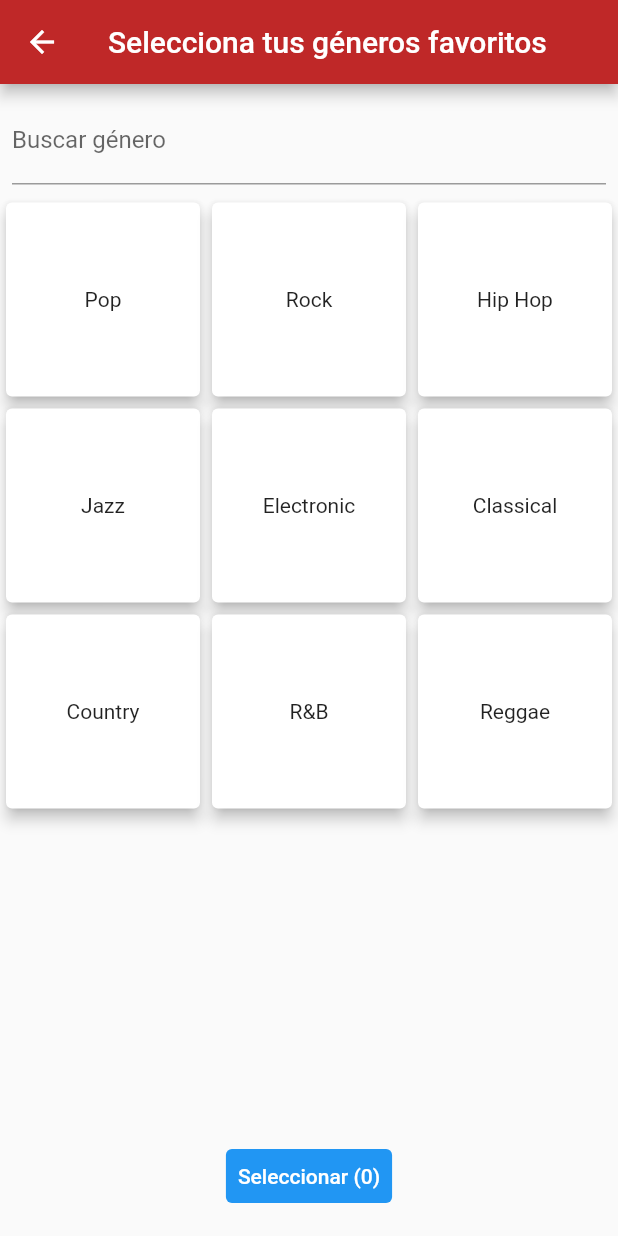
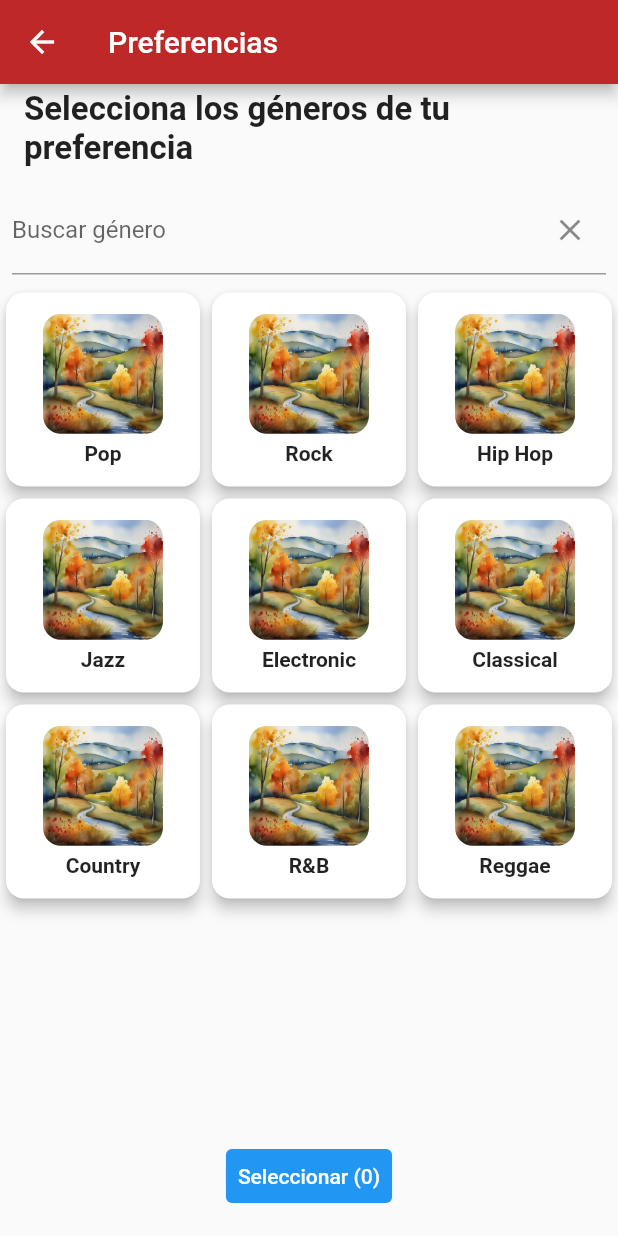
Before and after one commit to magrcruz/moodMatchNew, a Flutter app: the GenrePreferences screen opened by its route, on a phone screen of 412 x 824 dp. Run offline on Flutter 3.47's test engine with Material 2 defaults, Android fonts, the phone set to English and light mode, and no system bars; generated files the repository leaves out were written again; Roboto replaces fonts that are missing (system-ui).

Commit message:
Genre selection with images

```diff
--- a/lib/screens/genre_preferences.dart
+++ b/lib/screens/genre_preferences.dart
@@ -27,10 +27,19 @@ class _GenrePreferencesState extends State<GenrePreferences> {
   Widget build(BuildContext context) {
     return Scaffold(
       appBar: AppBar(
-        title: Text('Selecciona tus géneros favoritos'),
+        title: Text('Preferencias'),
       ),
       body: Column(
         children: <Widget>[
+          ListTile(
+            title: Text(
+              'Selecciona los géneros de tu preferencia',
+              style: TextStyle(
+                fontSize: 22,
+                fontWeight: FontWeight.bold,
+              ),
+            ),
+          ),
           Padding(
             padding: const EdgeInsets.all(8.0),
             child: TextField(
@@ -39,13 +48,35 @@ class _GenrePreferencesState extends State<GenrePreferences> {
               decoration: InputDecoration(
                 labelText: 'Buscar género',
                 hintText: 'Escribe aquí...',
+                suffixIcon: IconButton(
+                  icon: Icon(Icons.clear), // Icono para borrar el texto
+                  onPressed: () {
+                    searchController.clear(); // Borra el texto de búsqueda
+                    // Restablece la lista de géneros a su estado original
+                    setState(() {
+                      allGenres = [
+                        'Pop',
+                        'Rock',
+                        'Hip Hop',
+                        'Jazz',
+                        'Electronic',
+                        'Classical',
+                        'Country',
+                        'R&B',
+                        'Reggae',
+                        // Agrega más géneros según tus necesidades
+                      ];
+                    });
+                  },
+                ),
               ),
             ),
           ),
           Expanded(
             child: GridView.builder(
               gridDelegate: SliverGridDelegateWithFixedCrossAxisCount(
-                crossAxisCount: 3, // Dos columnas
+                crossAxisCount: 3, // Tres columnas
+                childAspectRatio: 1.0, // Asegura que los elementos sean cuadrados
               ),
               itemCount: allGenres.length,
               itemBuilder: (context, index) {
@@ -117,7 +148,7 @@ class _GenrePreferencesState extends State<GenrePreferences> {
 class GenreTile extends StatelessWidget {
   final String genre;
   final bool isSelected;
-  final void Function(bool)? onSelected; // Corregir la firma de onSelected
+  final void Function(bool)? onSelected;
 
   GenreTile({
     required this.genre,
@@ -127,6 +158,7 @@ class GenreTile extends StatelessWidget {
 
   @override
   Widget build(BuildContext context) {
+    final imagePath = 'assets/images/defaultMovie.png';
     return InkWell(
       onTap: () {
         if (onSelected != null) {
@@ -134,20 +166,53 @@ class GenreTile extends StatelessWidget {
         }
       },
       child: Card(
-        color: isSelected ? Colors.blue : Colors.white,
         elevation: 4.0,
-        child: Column(
-          mainAxisAlignment: MainAxisAlignment.center,
-          children: <Widget>[
-            // Aquí puedes agregar la imagen correspondiente a cada género
-            Text(genre),
-          ],
+        shape: RoundedRectangleBorder(
+          borderRadius: BorderRadius.circular(12.0), // Ajusta el radio de la tarjeta según tus necesidades.
+        ),
+        child: Container(
+          decoration: BoxDecoration(
+            gradient: isSelected
+                ? LinearGradient(
+                    begin: Alignment.topLeft,
+                    end: Alignment.bottomRight,
+                    colors: [Color(0xFF9BD5C9), Color(0xFF86A8E7)],
+                  )
+                : null,
+            borderRadius: BorderRadius.circular(12.0), // Ajusta el radio de la tarjeta según tus necesidades.
+          ),
+          child: Column(
+            mainAxisAlignment: MainAxisAlignment.center,
+            children: <Widget>[
+              ClipRRect(
+                borderRadius: BorderRadius.circular(12.0), // Ajusta el radio de las esquinas de la imagen.
+                child: Image.asset(
+                  imagePath,
+                  width: 80, // Ajusta el tamaño de la imagen según tus necesidades.
+                  height: 80,
+                  errorBuilder: (context, error, stackTrace) {
+                    // En caso de error al cargar la imagen, muestra la imagen por defecto.
+                    return Image.asset(
+                      'assets/images/defaultMovie.png',
+                      width: 80,
+                      height: 80,
+                    );
+                  },
+                ),
+              ),
+              SizedBox(height: 5), // Espacio entre la imagen y el texto
+              Text(
+                genre,
+                style: TextStyle(
+                  fontWeight: FontWeight.bold,
+                  fontSize: 14,
+                  fontFamily: 'system-ui', // Cambia la fuente a system ui
+                ),
+              ),
+            ],
+          ),
         ),
       ),
     );
   }
 }
-
-void main() => runApp(MaterialApp(
-      home: GenrePreferences(),
-    ));
```
